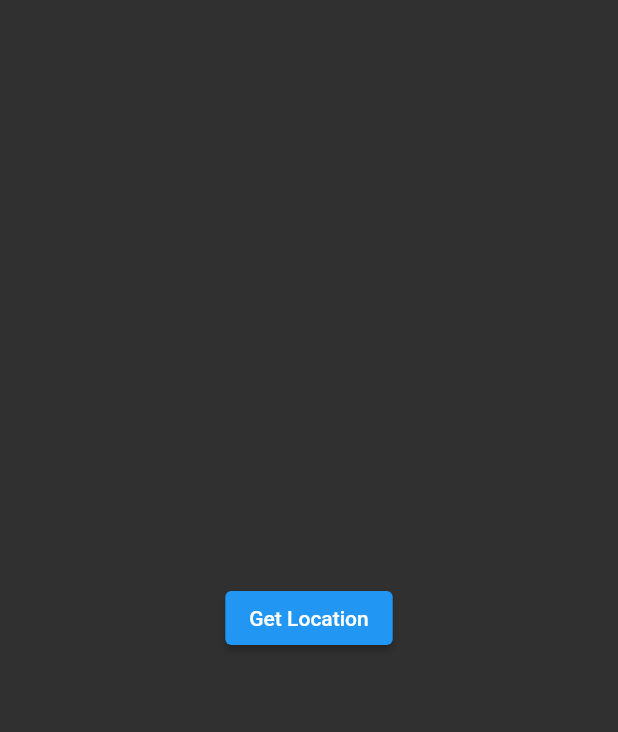
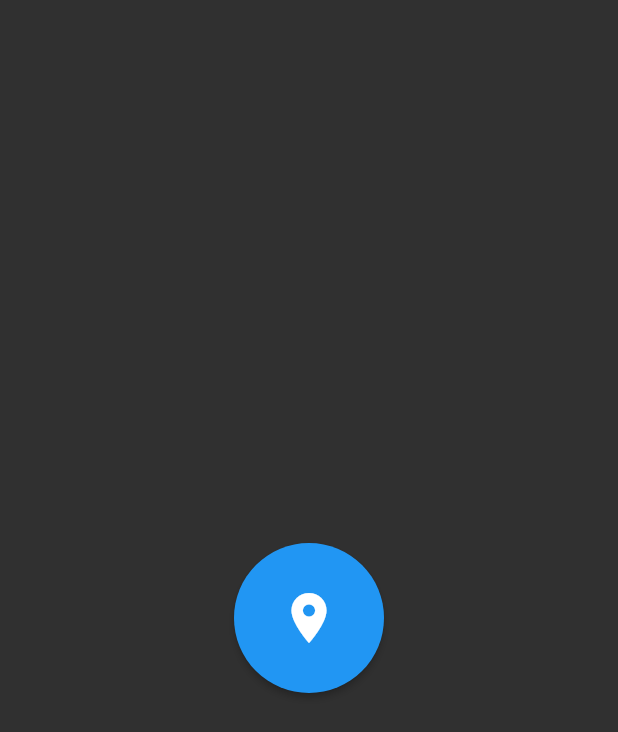
Before and after one commit to techxpert-aditya/clima-wether-app, a Flutter app: the screen it shows after launch, on a phone screen of 412 x 824 dp. Shown: the top 732 px of the screen. Run offline on Flutter 3.47's test engine with Material 2 defaults, Android fonts, the phone set to English and light mode, and no system bars; our stand-ins replace geolocator.

Commit message:
the  geoloactor library is added, location access function is added to the  loading screen

```diff
--- a/lib/main.dart
+++ b/lib/main.dart
@@ -9,6 +9,7 @@ class MyApp extends StatelessWidget {
   @override
   Widget build(BuildContext context) {
     return MaterialApp(
+      debugShowCheckedModeBanner: false,
       theme: ThemeData.dark(),
       home: const LoadingScreen(),
     );
--- a/lib/screens/loading_screen.dart
+++ b/lib/screens/loading_screen.dart
@@ -1,4 +1,5 @@
 import 'package:flutter/material.dart';
+import 'package:geolocator/geolocator.dart';
 
 class LoadingScreen extends StatefulWidget {
   const LoadingScreen({super.key});
@@ -9,15 +10,36 @@ class LoadingScreen extends StatefulWidget {
 }
 
 class _LoadingScreenState extends State<LoadingScreen> {
+  void getLocation() async {
+    Position position = await Geolocator.getCurrentPosition(
+        desiredAccuracy: LocationAccuracy.low);
+    // ignore: avoid_print
+    print(position);
+  }
+
   @override
   Widget build(BuildContext context) {
     return Scaffold(
       body: Center(
-        child: ElevatedButton(
-          onPressed: () {
-            //Get the current location
-          },
-          child: const Text('Get Location'),
+        child: Container(
+          height: 100.0, // set the height
+          width: 100.0, // set the width
+          decoration: BoxDecoration(
+            borderRadius: BorderRadius.circular(100.0), // make it round
+          ),
+          child: ElevatedButton(
+            onPressed: () {
+              //Get the current location
+              getLocation();
+            },
+            style: ElevatedButton.styleFrom(
+              backgroundColor: Colors.blue, // set the button color
+              shape: RoundedRectangleBorder(
+                borderRadius: BorderRadius.circular(100.0), // make it round
+              ),
+            ),
+            child: const Icon(Icons.location_on, size: 40.0),
+          ),
         ),
       ),
     );
--- a/pubspec.yaml
+++ b/pubspec.yaml
@@ -36,6 +36,7 @@ dependencies:
   # The following adds the Cupertino Icons font to your application.
   # Use with the CupertinoIcons class for iOS style icons.
   cupertino_icons: ^1.0.2
+  geolocator: ^9.0.2
 
 dev_dependencies:
   flutter_test:
```
Also changed, not shown: pubspec.lock, 5 other files.
